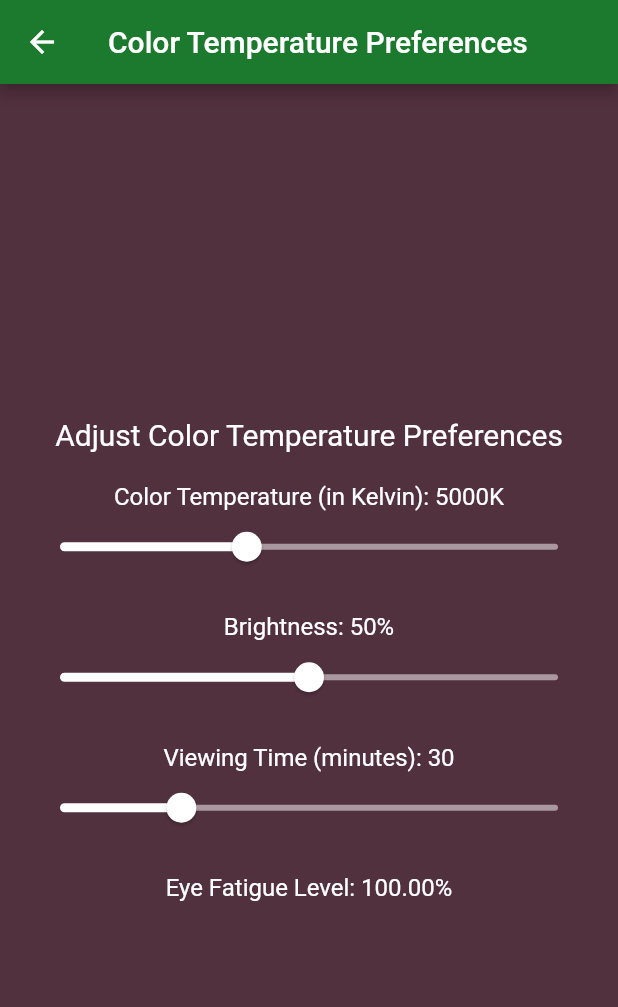
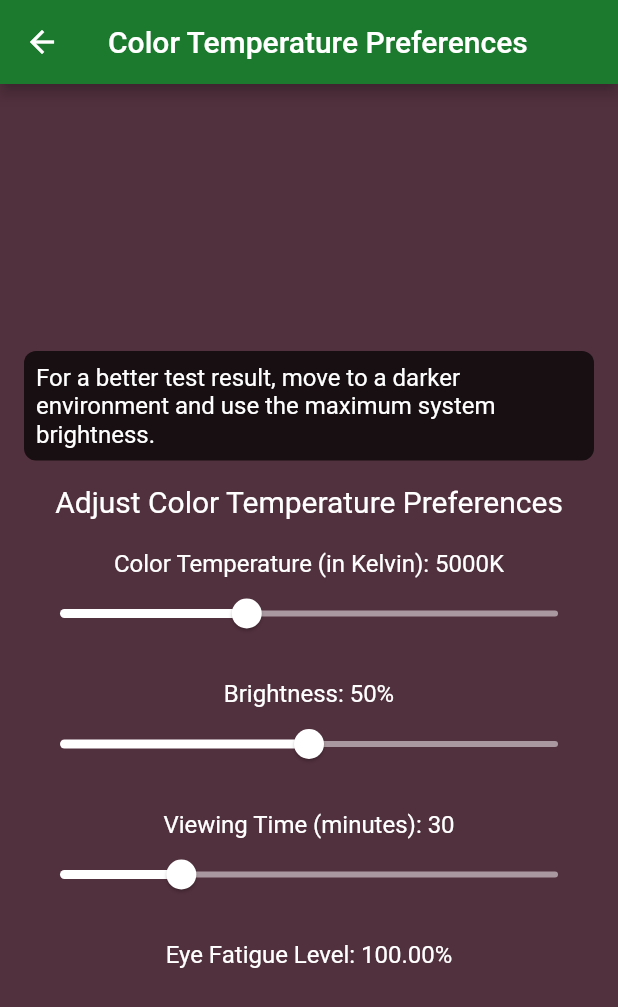
Before and after one commit to OmeshSachethana/SPM_Project, a Flutter app: the ColorTemperatureScreen screen opened directly, on a phone screen of 412 x 824 dp. Shown: the top 1007 px of the screen. Run offline on Flutter 3.47's test engine with Material 2 defaults, Android fonts, the phone set to English and light mode, and no system bars; our stand-ins replace camera, cloud_firestore, firebase_auth, firebase_core; accounts and stored records are empty.

Commit message:
Bug fixes

```diff
--- a/lib/pages/vfd_test/color_challenge.dart
+++ b/lib/pages/vfd_test/color_challenge.dart
@@ -83,6 +83,8 @@ class _ColorIdentificationPageState extends State<ColorIdentificationPage> {
 
         // Show the visual fatigue index in a dialog
         _showVisualFatigueIndex(visualFatigueIndex);
+        // Set _quizCompleted here to ensure it's only set after showing the dialog
+        _quizCompleted = true;
       } else {
         // Display correctness message in a SnackBar
         ScaffoldMessenger.of(context).showSnackBar(SnackBar(
--- a/lib/pages/vfd_test/color_temperature_screen.dart
+++ b/lib/pages/vfd_test/color_temperature_screen.dart
@@ -59,6 +59,20 @@ class _ColorTemperatureScreenState extends State<ColorTemperatureScreen> {
           child: Column(
             mainAxisAlignment: MainAxisAlignment.center,
             children: <Widget>[
+              Container(
+                // Note for the user
+                decoration: BoxDecoration(
+                  color: Colors.black
+                      .withOpacity(0.7), // Semi-transparent black background
+                  borderRadius: BorderRadius.circular(8.0),
+                ),
+                padding: const EdgeInsets.all(8.0),
+                margin: const EdgeInsets.only(bottom: 16.0),
+                child: const Text(
+                  'For a better test result, move to a darker environment and use the maximum system brightness.',
+                  style: TextStyle(fontSize: 16, color: Colors.white),
+                ),
+              ),
               const Text(
                 'Adjust Color Temperature Preferences',
                 style: TextStyle(fontSize: 20, color: Colors.white),
```
